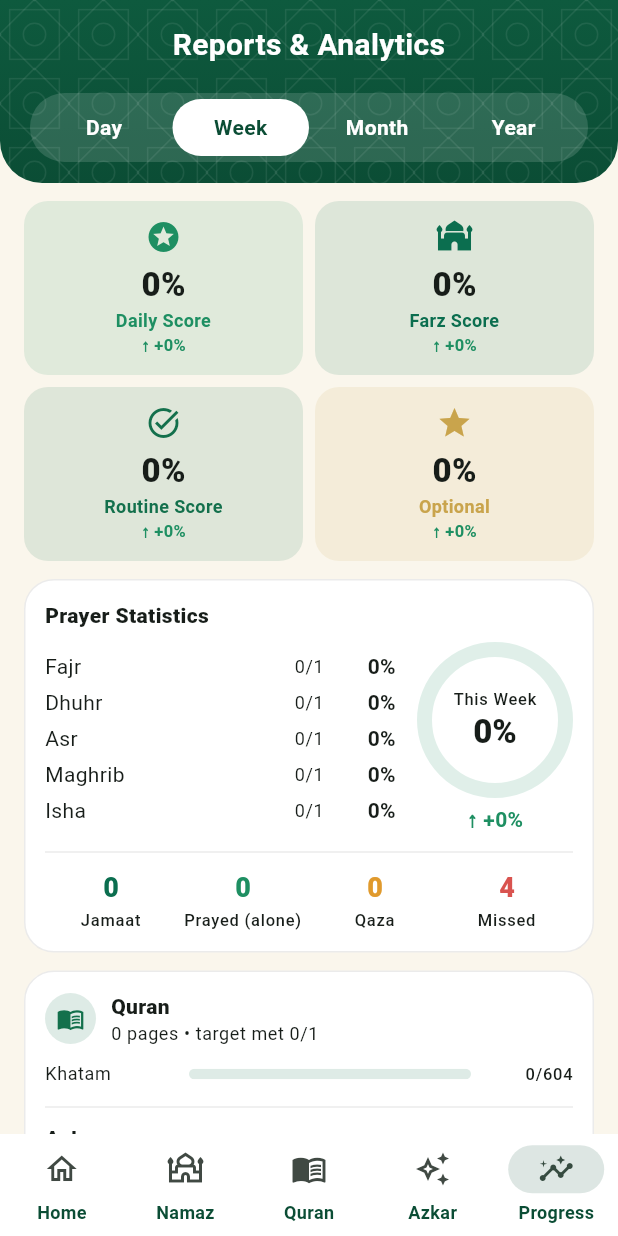
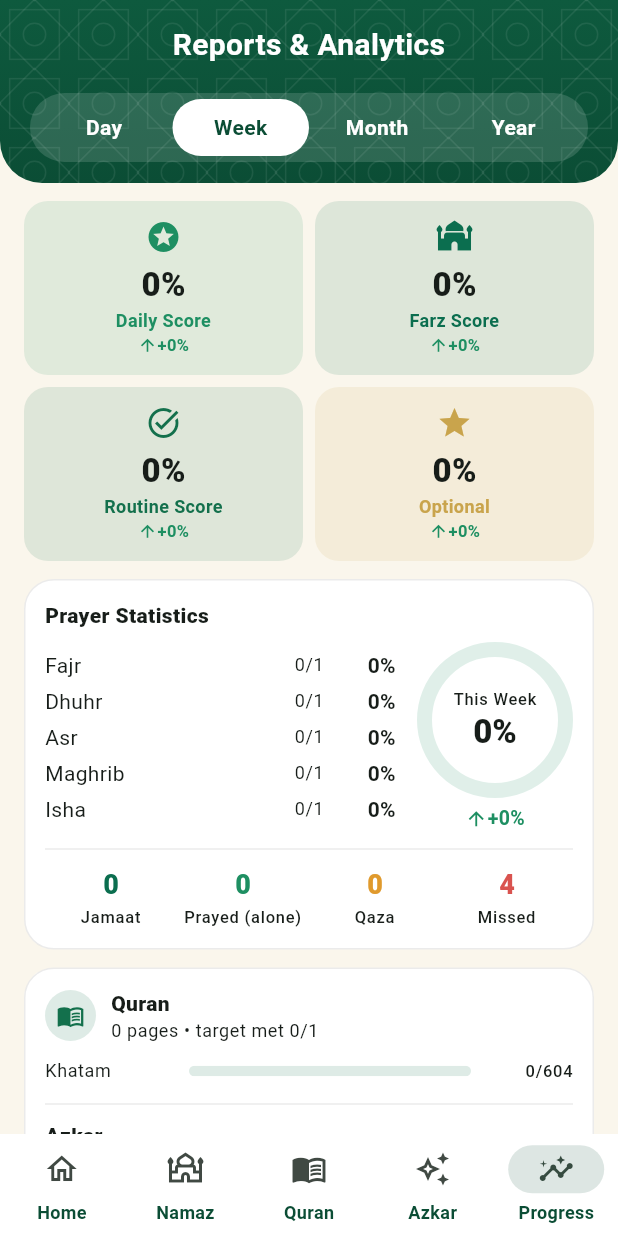
Before and after one commit to mianalihassan0038-ui/daily-deen-privacy, a Flutter app: the AppShell screen opened directly, item 5 of the bottom bar chosen, on a phone screen of 412 x 824 dp. Run offline on Flutter 3.47's test engine with Material 3 defaults, Android fonts, the phone set to English and light mode, and no system bars; our stand-ins replace file_picker, flutter_local_notifications, geolocator, image_picker, sensors_plus, shared_preferences and 2 more; accounts and stored records are empty.

Commit message:
Trend arrows as icons
Co-Authored-By: Claude Opus 5.5 <noreply@anthropic.com>
Claude-Session: https://claude.ai/code/session_01VXvRxEJ5kRoz66qDgCkR4H

```diff
--- a/app/lib/screens/chilla_screen.dart
+++ b/app/lib/screens/chilla_screen.dart
@@ -99,7 +99,7 @@ class _ChillaScreenState extends State<ChillaScreen> {
                           key: const Key('chilla_percent'), style: const TextStyle(fontWeight: FontWeight.w800)),
                     ]),
                     const SizedBox(height: 4),
-                    Text('${date(sum.start)} → ${date(sum.end)}', style: theme.textTheme.labelSmall),
+                    Text('${date(sum.start)} – ${date(sum.end)}', style: theme.textTheme.labelSmall),
                   ]),
                 ),
               ]),
--- a/app/lib/screens/progress_screen.dart
+++ b/app/lib/screens/progress_screen.dart
@@ -131,12 +131,7 @@ class _ProgressScreenState extends State<ProgressScreen> {
                           ]),
                         ),
                         const SizedBox(height: 4),
-                        if (_range > 0)
-                          Text(
-                            '${delta >= 0 ? '↑' : '↓'} ${delta >= 0 ? '+' : ''}$delta%',
-                            style: TextStyle(
-                                fontWeight: FontWeight.w700, color: delta >= 0 ? AppColors.onTime : AppColors.missed),
-                          ),
+                        if (_range > 0) TrendText(delta),
                       ]),
                     ]),
                     const Divider(height: 22),
@@ -599,10 +594,7 @@ class _ScoreTile extends StatelessWidget {
           Text(value, style: const TextStyle(fontSize: 22, fontWeight: FontWeight.w800)),
           Text(label, textAlign: TextAlign.center, maxLines: 1, overflow: TextOverflow.ellipsis,
               style: TextStyle(color: color, fontWeight: FontWeight.w600, fontSize: 12)),
-          if (delta != null)
-            Text('${delta! >= 0 ? '↑ +' : '↓ '}$delta%',
-                style: TextStyle(
-                    fontSize: 11, fontWeight: FontWeight.w700, color: delta! >= 0 ? AppColors.onTime : AppColors.missed)),
+          if (delta != null) TrendText(delta!, size: 11),
         ]),
       ),
     );
@@ -663,3 +655,21 @@ class _Bar extends StatelessWidget {
     );
   }
 }
+
+/// "▲ +2%" / "▼ -4%" trend vs the previous period (icon, not a glyph, so it
+/// renders with every font).
+class TrendText extends StatelessWidget {
+  final int delta;
+  final double size;
+  const TrendText(this.delta, {super.key, this.size = 13});
+
+  @override
+  Widget build(BuildContext context) {
+    final up = delta >= 0;
+    final c = up ? AppColors.onTime : AppColors.missed;
+    return Row(mainAxisSize: MainAxisSize.min, children: [
+      Icon(up ? Icons.arrow_upward : Icons.arrow_downward, size: size + 2, color: c),
+      Text('${up ? '+' : ''}$delta%', style: TextStyle(fontSize: size, fontWeight: FontWeight.w700, color: c)),
+    ]);
+  }
+}
```
